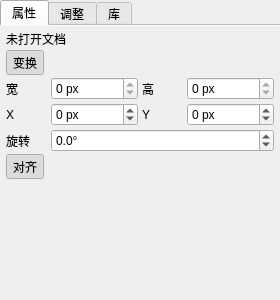
Qt form psDemo/ui/propertiespanel.ui (littletenyuan01/photoshopDemo) before a commit.
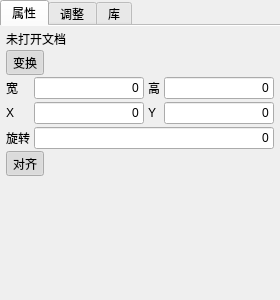
The same form after that commit. Icons and pictures are not drawn.

```diff
--- a/psDemo/ui/propertiespanel.ui
+++ b/psDemo/ui/propertiespanel.ui
@@ -124,10 +124,10 @@
                <widget class="QLabel" name="labelW"><property name="text"><string>宽</string></property></widget>
               </item>
               <item row="0" column="1">
-               <widget class="QSpinBox" name="spinW">
-                <property name="maximum"><number>100000</number></property>
-                <property name="suffix"><string> px</string></property>
+               <widget class="QLineEdit" name="editW">
                 <property name="readOnly"><bool>true</bool></property>
+                <property name="text"><string>0</string></property>
+                <property name="alignment"><set>Qt::AlignRight|Qt::AlignVCenter</set></property>
                 <property name="toolTip"><string>活动图层的像素宽度（只读，来自 Layer::width）</string></property>
                </widget>
               </item>
@@ -135,10 +135,10 @@
                <widget class="QLabel" name="labelH"><property name="text"><string>高</string></property></widget>
               </item>
               <item row="0" column="3">
-               <widget class="QSpinBox" name="spinH">
-                <property name="maximum"><number>100000</number></property>
-                <property name="suffix"><string> px</string></property>
+               <widget class="QLineEdit" name="editH">
                 <property name="readOnly"><bool>true</bool></property>
+                <property name="text"><string>0</string></property>
+                <property name="alignment"><set>Qt::AlignRight|Qt::AlignVCenter</set></property>
                 <property name="toolTip"><string>活动图层的像素高度（只读，来自 Layer::height）</string></property>
                </widget>
               </item>
@@ -146,10 +146,9 @@
                <widget class="QLabel" name="labelX"><property name="text"><string>X</string></property></widget>
               </item>
               <item row="1" column="1">
-               <widget class="QSpinBox" name="spinX">
-                <property name="minimum"><number>-100000</number></property>
-                <property name="maximum"><number>100000</number></property>
-                <property name="suffix"><string> px</string></property>
+               <widget class="QLineEdit" name="editX">
+                <property name="text"><string>0</string></property>
+                <property name="alignment"><set>Qt::AlignRight|Qt::AlignVCenter</set></property>
                 <property name="toolTip"><string>UI 占位：domain 的 Layer 尚无 offset 属性，接功能时接上</string></property>
                </widget>
               </item>
@@ -157,10 +156,9 @@
                <widget class="QLabel" name="labelY"><property name="text"><string>Y</string></property></widget>
               </item>
               <item row="1" column="3">
-               <widget class="QSpinBox" name="spinY">
-                <property name="minimum"><number>-100000</number></property>
-                <property name="maximum"><number>100000</number></property>
-                <property name="suffix"><string> px</string></property>
+               <widget class="QLineEdit" name="editY">
+                <property name="text"><string>0</string></property>
+                <property name="alignment"><set>Qt::AlignRight|Qt::AlignVCenter</set></property>
                 <property name="toolTip"><string>UI 占位：domain 的 Layer 尚无 offset 属性，接功能时接上</string></property>
                </widget>
               </item>
@@ -168,11 +166,9 @@
                <widget class="QLabel" name="labelAngle"><property name="text"><string>旋转</string></property></widget>
               </item>
               <item row="2" column="1" colspan="3">
-               <widget class="QDoubleSpinBox" name="spinAngle">
-                <property name="minimum"><number>-360</number></property>
-                <property name="maximum"><number>360</number></property>
-                <property name="decimals"><number>1</number></property>
-                <property name="suffix"><string>°</string></property>
+               <widget class="QLineEdit" name="editAngle">
+                <property name="text"><string>0</string></property>
+                <property name="alignment"><set>Qt::AlignRight|Qt::AlignVCenter</set></property>
                 <property name="toolTip"><string>UI 占位：暂无图层变换矩阵，恒为 0</string></property>
                </widget>
               </item>
```
